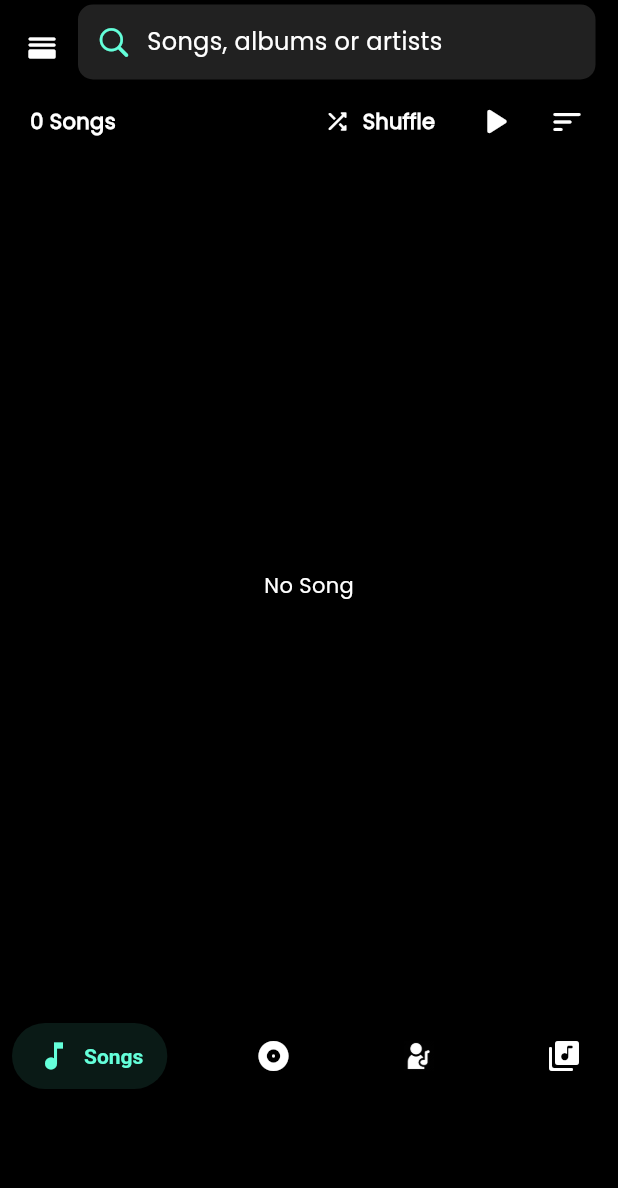
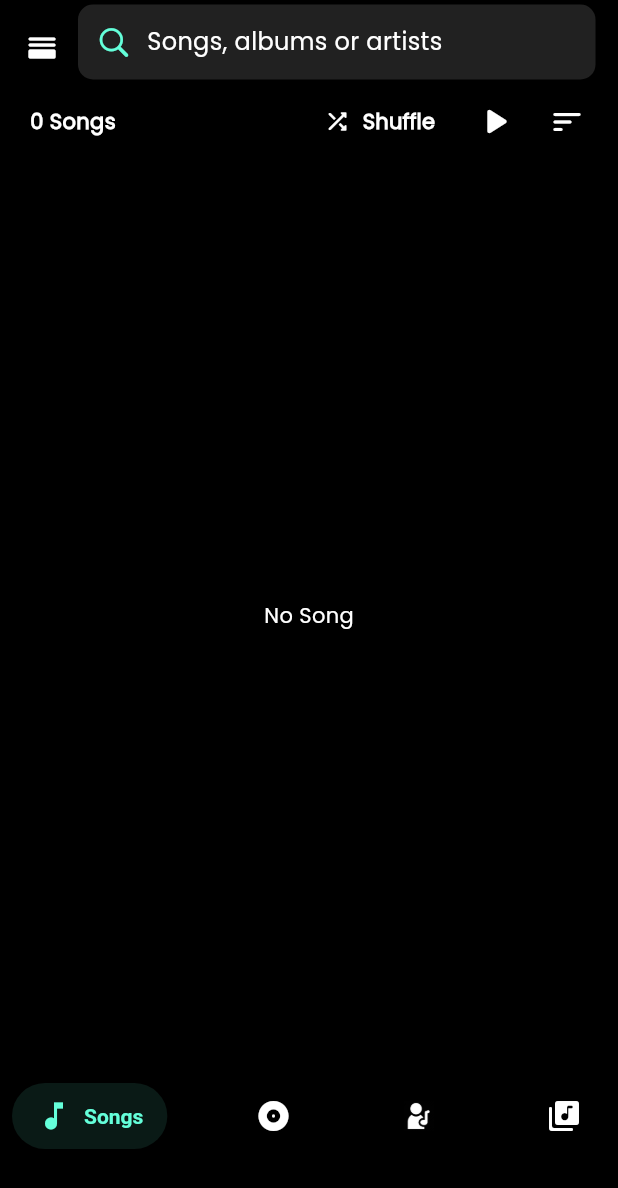
Before and after one commit to vaidik0605/music_player, a Flutter app: the screen it shows after launch, on a phone screen of 412 x 824 dp. Shown: the top 1188 px of the screen. Run offline on Flutter 3.47's test engine with Material 2 defaults, Android fonts, the phone set to English and light mode, and no system bars; drawn by our look-alikes of salomon_bottom_bar; our stand-ins replace audio_service, bot_toast, cached_network_image, device_info_plus, flip_card, flutter_svg and 13 more; missing offline and left inert: applovin_max; accounts and stored records are empty; network calls fail.

Commit message:
Fix changes : remove space from bottom ads

```diff
--- a/lib/pages/home_page/home_page.dart
+++ b/lib/pages/home_page/home_page.dart
@@ -204,8 +204,8 @@ class _HomePageState extends State<HomePage> with WidgetsBindingObserver {
           bottomNavigationBar: ValueListenableBuilder(
             valueListenable: controller.selectedIndex,
             builder: (BuildContext context, int indexValue, Widget? child) {
-              return Container(
-                height: 150.px,
+              return SizedBox(
+                height: 110.px,
                 child: Column(
                   children: [
                     SalomonBottomBar(
@@ -261,7 +261,8 @@ class _HomePageState extends State<HomePage> with WidgetsBindingObserver {
                     if (adModel.data != null &&
                         adModel.data!.gBanner != null &&
                         adModel.data!.gBanner!.isNotEmpty)
-                      AdService.createGoogleBannerAd(height: 80.px),
+                      Expanded(child: AdService.createGoogleBannerAd()),
+                    SizedBox(height: 3.px),
                   ],
                 ),
               );
```
